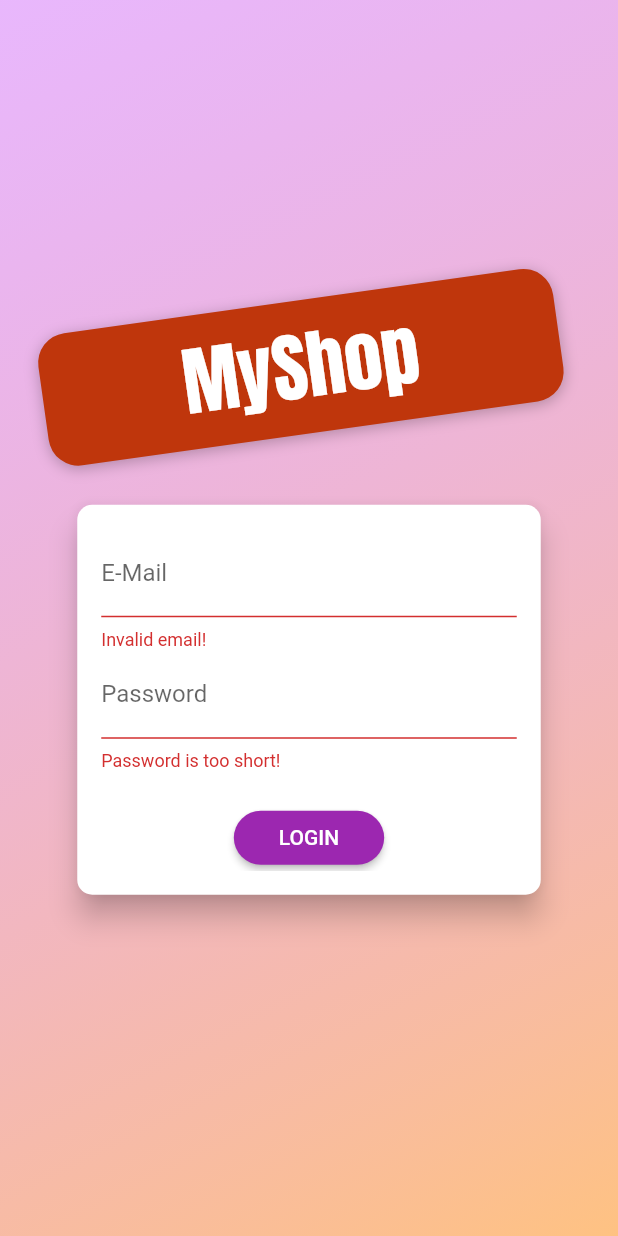
After one commit to Thavananthan/shop-app-flutter, a Flutter app: the screen it shows after launch, after a tap on "LOGIN", on a phone screen of 412 x 824 dp. The commit adds this screen. Run offline on Flutter 3.47's test engine with Material 2 defaults, Android fonts, the phone set to English and light mode, and no system bars; our stand-ins replace shared_preferences; network calls fail.

Commit message:
chnages commit login function

```diff
--- a/lib/main.dart
+++ b/lib/main.dart
@@ -1,13 +1,16 @@
 import 'package:flutter/material.dart';
 import 'package:provider/provider.dart';
+import 'package:shopapp/providers/auth.dart';
 import 'package:shopapp/providers/cart.dart';
 import 'package:shopapp/providers/orders.dart';
 import 'package:shopapp/providers/products.dart';
+import 'package:shopapp/screens/auth_screen.dart';
 import 'package:shopapp/screens/cart_screen.dart';
 import 'package:shopapp/screens/edit_product_screen.dart';
 import 'package:shopapp/screens/order_screen.dart';
 import 'package:shopapp/screens/product_detail_screen.dart';
 import 'package:shopapp/screens/products_overview_screen.dart';
+import 'package:shopapp/screens/splash_screen.dart';
 import 'package:shopapp/screens/user_product_screen.dart';
 
 void main() {
@@ -20,17 +23,25 @@
   Widget build(BuildContext context) {
     return MultiProvider(
       providers: [
-        ChangeNotifierProvider(
-          create: (ctx) => Products(),
+        ChangeNotifierProvider(create: (ctx) => Auth()),
+        ChangeNotifierProxyProvider<Auth, Products>(
+          create: (ctx) => Products('', '', []),
+          update: (ctx, auth, products) => Products(auth.token ?? '',
+              auth.userId ?? '', products == null ? [] : products.items),
         ),
         ChangeNotifierProvider(
           create: (ctx) => Cart(),
         ),
-        ChangeNotifierProvider(
-          create: (ctx) => Orders(),
-        )
+        ChangeNotifierProxyProvider<Auth, Orders>(
+          create: (ctx) => Orders('', '', []),
+          update: (ctx, auth, preverOrders) => Orders(
+              auth.token ?? '',
+              auth.userId ?? '',
+              preverOrders == null ? [] : preverOrders.orders),
+        ),
       ],
-      child: MaterialApp(
+      child: Consumer<Auth>(
+        builder: (ctx, auth, _) => MaterialApp(
           title: 'MyShop',
           theme: ThemeData(
             primarySwatch: Colors.purple,
@@ -42,7 +53,15 @@
                   ),
                 ),
           ),
-        home: ProductsOverviewScreen(),
+          home: auth.isAuth
+              ? ProductsOverviewScreen()
+              : FutureBuilder(
+                  future: auth.tryAutoLogin(),
+                  builder: (ctx, authResultSnapshot) =>
+                      authResultSnapshot.connectionState ==
+                              ConnectionState.waiting
+                          ? SplashScreen()
+                          : AuthScreen()),
           routes: {
             ProductDetailScreen.routeName: (ctx) => ProductDetailScreen(),
             CartScreen.routeName: (ctx) => CartScreen(),
@@ -51,6 +70,7 @@
             EditProductScreen.routeName: (ctx) => EditProductScreen(),
           },
         ),
+      ),
     );
   }
 }
--- /dev/null
+++ b/lib/providers/auth.dart
@@ -0,0 +1,124 @@
+import 'dart:convert';
+import 'dart:async';
+import 'package:flutter/widgets.dart';
+import 'package:http/http.dart' as http;
+import 'package:shared_preferences/shared_preferences.dart';
+import 'package:shopapp/models/http_exception.dart';
+
+class Auth with ChangeNotifier {
+  String? _token;
+  DateTime? _expriryDate;
+  String? _userId;
+  Timer? _authTimer;
+
+  bool get isAuth {
+    return token != null;
+  }
+
+  String? get token {
+    if (_expriryDate != null &&
+        _expriryDate!.isAfter(DateTime.now()) &&
+        _token != null) {
+      return _token;
+    }
+
+    return null;
+  }
+
+  String? get userId {
+    return _userId;
+  }
+
+  Future<void> _authenticate(
+      String email, String password, String urlSegment) async {
+    final url =
+        'https://identitytoolkit.googleapis.com/v1/accounts:$urlSegment?key=AIzaSyDDae0dnVvzYo4Bvh1c-sm1FMvM-guaZgY';
+
+    try {
+      final response = await http.post(
+        Uri.parse(url),
+        body: json.encode(
+          {'email': email, 'password': password, 'returnSecureToken': true},
+        ),
+      );
+
+      final responseData = json.decode(response.body);
+      if (responseData['error'] != null) {
+        throw HttpException(responseData['error']['message']);
+      }
+
+      _token = responseData['idToken'];
+      _userId = responseData['localId'];
+      _expriryDate = DateTime.now().add(
+        Duration(
+          seconds: int.parse(
+            responseData['expiresIn'],
+          ),
+        ),
+      );
+      _autoLogout();
+      notifyListeners();
+      final prefs = await SharedPreferences.getInstance();
+      final userData = json.encode(
+        {
+          'token': _token,
+          'userId': _userId,
+          'expiryDate': _expriryDate!.toIso8601String(),
+        },
+      );
+      prefs.setString('userData', userData);
+    } catch (error) {
+      throw error;
+    }
+  }
+
+  Future<void> signup(String email, String password) async {
+    return _authenticate(email, password, 'signUp');
+  }
+
+  Future<void> login(String email, String password) async {
+    return _authenticate(email, password, 'signInWithPassword');
+  }
+
+  Future<bool> tryAutoLogin() async {
+    final prefs = await SharedPreferences.getInstance();
+    if (!prefs.containsKey('userData')) {
+      return false;
+    }
+    final extractedUserData =
+        json.decode(prefs.getString('userData')!) as Map<String, dynamic>;
+    final expriyDate = DateTime.parse(extractedUserData['expiryDate']);
+
+    if (expriyDate.isBefore(DateTime.now())) {
+      return false;
+    }
+    _token = extractedUserData['token'];
+    _userId = extractedUserData['userId'];
+    _expriryDate = expriyDate;
+
+    notifyListeners();
+    _autoLogout();
+    return true;
+  }
+
+  Future<void> logout() async {
+    _token = null;
+    _userId = null;
+    _expriryDate = null;
+    if (_authTimer != null) {
+      _authTimer?.cancel();
+      _authTimer = null;
+    }
+    notifyListeners();
+    final prefs = await SharedPreferences.getInstance();
+    prefs.clear();
+  }
+
+  void _autoLogout() {
+    if (_authTimer != null) {
+      _authTimer?.cancel();
+    }
+    final timeToExpiry = _expriryDate?.difference(DateTime.now()).inSeconds;
+    _authTimer = Timer(Duration(seconds: timeToExpiry!), logout);
+  }
+}
--- a/lib/providers/orders.dart
+++ b/lib/providers/orders.dart
@@ -18,14 +18,18 @@
 
 class Orders with ChangeNotifier {
   List<OrderItem> _orders = [];
+  final String authToken;
+  final String userId;
 
   List<OrderItem> get orders {
     return [..._orders];
   }
 
+  Orders(this.authToken, this.userId, this._orders);
+
   Future<void> fetchAndSetOrders() async {
     final url = Uri.parse(
-        'https://fshop-ec974-default-rtdb.firebaseio.com/orders.json');
+        'https://fshop-ec974-default-rtdb.firebaseio.com/orders/$userId.json?auth=$authToken');
     final response = await http.get(url);
     final List<OrderItem> loadedOrders = [];
     final extractedData = json.decode(response.body) as Map<String, dynamic>;
@@ -54,7 +58,7 @@
 
   Future<void> addOrder(List<CartItem> cartProducts, double total) async {
     final url = Uri.parse(
-        'https://fshop-ec974-default-rtdb.firebaseio.com/orders.json');
+        'https://fshop-ec974-default-rtdb.firebaseio.com/orders.json?auth=$authToken');
 
     final timestamp = DateTime.now();
 
--- /dev/null
+++ b/lib/screens/auth_screen.dart
@@ -0,0 +1,275 @@
+import 'dart:math';
+
+import 'package:flutter/material.dart';
+import 'package:provider/provider.dart';
+import 'package:shopapp/models/http_exception.dart';
+
+import '../providers/auth.dart';
+
+enum AuthMode { Signup, Login }
+
+class AuthScreen extends StatelessWidget {
+  static const routeName = '/auth';
+
+  @override
+  Widget build(BuildContext context) {
+    final deviceSize = MediaQuery.of(context).size;
+    // final transformConfig = Matrix4.rotationZ(-8 * pi / 180);
+    // transformConfig.translate(-10.0);
+    return Scaffold(
+      // resizeToAvoidBottomInset: false,
+      body: Stack(
+        children: <Widget>[
+          Container(
+            decoration: BoxDecoration(
+              gradient: LinearGradient(
+                colors: [
+                  Color.fromRGBO(215, 117, 255, 1).withOpacity(0.5),
+                  Color.fromRGBO(255, 188, 117, 1).withOpacity(0.9),
+                ],
+                begin: Alignment.topLeft,
+                end: Alignment.bottomRight,
+                stops: [0, 1],
+              ),
+            ),
+          ),
+          SingleChildScrollView(
+            child: Container(
+              height: deviceSize.height,
+              width: deviceSize.width,
+              child: Column(
+                mainAxisAlignment: MainAxisAlignment.center,
+                crossAxisAlignment: CrossAxisAlignment.center,
+                children: <Widget>[
+                  Flexible(
+                    child: Container(
+                      margin: EdgeInsets.only(bottom: 20.0),
+                      padding:
+                          EdgeInsets.symmetric(vertical: 8.0, horizontal: 94.0),
+                      transform: Matrix4.rotationZ(-8 * pi / 180)
+                        ..translate(-10.0),
+                      // ..translate(-10.0),
+                      decoration: BoxDecoration(
+                        borderRadius: BorderRadius.circular(20),
+                        color: Colors.deepOrange.shade900,
+                        boxShadow: [
+                          BoxShadow(
+                            blurRadius: 8,
+                            color: Colors.black26,
+                            offset: Offset(0, 2),
+                          )
+                        ],
+                      ),
+                      child: Text(
+                        'MyShop',
+                        style: TextStyle(
+                          color: Theme.of(context)
+                              .primaryTextTheme
+                              .bodyText1
+                              ?.color,
+                          fontSize: 50,
+                          fontFamily: 'Anton',
+                          fontWeight: FontWeight.normal,
+                        ),
+                      ),
+                    ),
+                  ),
+                  Flexible(
+                    flex: deviceSize.width > 600 ? 2 : 1,
+                    child: AuthCard(),
+                  ),
+                ],
+              ),
+            ),
+          ),
+        ],
+      ),
+    );
+  }
+}
+
+class AuthCard extends StatefulWidget {
+  const AuthCard({
+    Key? key,
+  }) : super(key: key);
+
+  @override
+  _AuthCardState createState() => _AuthCardState();
+}
+
+class _AuthCardState extends State<AuthCard> {
+  final GlobalKey<FormState> _formKey = GlobalKey();
+  AuthMode _authMode = AuthMode.Login;
+  Map<String, String> _authData = {
+    'email': '',
+    'password': '',
+  };
+  var _isLoading = false;
+  final _passwordController = TextEditingController();
+
+  void _showErrorDialog(String message) {
+    showDialog(
+      context: context,
+      builder: (ctx) => AlertDialog(
+        title: Text('An Error Occurred!'),
+        content: Text(message),
+        actions: <Widget>[
+          FlatButton(
+            child: Text('Okay'),
+            onPressed: () {
+              Navigator.of(ctx).pop();
+            },
+          )
+        ],
+      ),
+    );
+  }
+
+  Future<void> _submit() async {
+    if (!_formKey.currentState!.validate()) {
+      // Invalid!
+      return;
+    }
+    _formKey.currentState!.save();
+    setState(() {
+      _isLoading = true;
+    });
+    try {
+      if (_authMode == AuthMode.Login) {
+        // Log user in
+        await Provider.of<Auth>(context, listen: false)
+            .login(_authData['email']!, _authData['password']!);
+      } else {
+        // Sign user up
+        await Provider.of<Auth>(context, listen: false)
+            .signup(_authData['email']!, _authData['password']!);
+      }
+    } on HttpException catch (error) {
+      var errorMessage = 'Authentication failed';
+      if (error.toString().contains('EMAIL_EXISTS')) {
+        errorMessage = 'This email address is already in use.';
+      } else if (error.toString().contains('INVALID_EMAIL')) {
+        errorMessage = 'This is not a valid email address';
+      } else if (error.toString().contains('WEAK_PASSWORD')) {
+        errorMessage = 'This password is too weak.';
+      } else if (error.toString().contains('EMAIL_NOT_FOUND')) {
+        errorMessage = 'Could not find a user with that email.';
+      } else if (error.toString().contains('INVALID_PASSWORD')) {
+        errorMessage = 'Invalid password.';
+      }
+      _showErrorDialog(errorMessage);
+    } catch (error) {
+      const errorMessage =
+          'Could not authenticate you. Please try again later.';
+      _showErrorDialog(errorMessage);
+    }
+    setState(() {
+      _isLoading = false;
+    });
+  }
+
+  void _switchAuthMode() {
+    if (_authMode == AuthMode.Login) {
+      setState(() {
+        _authMode = AuthMode.Signup;
+      });
+    } else {
+      setState(() {
+        _authMode = AuthMode.Login;
+      });
+    }
+  }
+
+  @override
+  Widget build(BuildContext context) {
+    final deviceSize = MediaQuery.of(context).size;
+    return Card(
+      shape: RoundedRectangleBorder(
+        borderRadius: BorderRadius.circular(10.0),
+      ),
+      elevation: 8.0,
+      child: Container(
+        height: _authMode == AuthMode.Signup ? 320 : 260,
+        constraints:
+            BoxConstraints(minHeight: _authMode == AuthMode.Signup ? 320 : 260),
+        width: deviceSize.width * 0.75,
+        padding: EdgeInsets.all(16.0),
+        child: Form(
+          key: _formKey,
+          child: SingleChildScrollView(
+            child: Column(
+              children: <Widget>[
+                TextFormField(
+                  decoration: InputDecoration(labelText: 'E-Mail'),
+                  keyboardType: TextInputType.emailAddress,
+                  validator: (value) {
+                    if (value!.isEmpty || !value!.contains('@')) {
+                      return 'Invalid email!';
+                    }
+                    return null;
+                    return null;
+                  },
+                  onSaved: (value) {
+                    _authData['email'] = value!;
+                  },
+                ),
+                TextFormField(
+                  decoration: InputDecoration(labelText: 'Password'),
+                  obscureText: true,
+                  controller: _passwordController,
+                  validator: (value) {
+                    if (value!.isEmpty || value!.length < 5) {
+                      return 'Password is too short!';
+                    }
+                  },
+                  onSaved: (value) {
+                    _authData['password'] = value!;
+                  },
+                ),
+                if (_authMode == AuthMode.Signup)
+                  TextFormField(
+                    enabled: _authMode == AuthMode.Signup,
+                    decoration: InputDecoration(labelText: 'Confirm Password'),
+                    obscureText: true,
+                    validator: _authMode == AuthMode.Signup
+                        ? (value) {
+                            if (value != _passwordController.text) {
+                              return 'Passwords do not match!';
+                            }
+                          }
+                        : null,
+                  ),
+                SizedBox(
+                  height: 20,
+                ),
+                if (_isLoading)
+                  CircularProgressIndicator()
+                else
+                  RaisedButton(
+                    child:
+                        Text(_authMode == AuthMode.Login ? 'LOGIN' : 'SIGN UP'),
+                    onPressed: _submit,
+                    shape: RoundedRectangleBorder(
+                      borderRadius: BorderRadius.circular(30),
+                    ),
+                    padding:
+                        EdgeInsets.symmetric(horizontal: 30.0, vertical: 8.0),
+                    color: Theme.of(context).primaryColor,
+                    textColor: Theme.of(context).primaryTextTheme.button?.color,
+                  ),
+                FlatButton(
+                  child: Text(
+                      '${_authMode == AuthMode.Login ? 'SIGNUP' : 'LOGIN'} INSTEAD'),
+                  onPressed: _switchAuthMode,
+                  padding: EdgeInsets.symmetric(horizontal: 30.0, vertical: 4),
+                  materialTapTargetSize: MaterialTapTargetSize.shrinkWrap,
+                  textColor: Theme.of(context).primaryColor,
+                ),
+              ],
+            ),
+          ),
+        ),
+      ),
+    );
+  }
+}
--- a/lib/screens/products_overview_screen.dart
+++ b/lib/screens/products_overview_screen.dart
@@ -15,6 +15,7 @@
 }
 
 class ProductsOverviewScreen extends StatefulWidget {
+  static const routeName = '/products-overview';
   @override
   State<ProductsOverviewScreen> createState() => _ProductsOverviewScreenState();
 }
--- /dev/null
+++ b/lib/screens/splash_screen.dart
@@ -0,0 +1,12 @@
+import 'package:flutter/material.dart';
+
+class SplashScreen extends StatelessWidget {
+  @override
+  Widget build(BuildContext context) {
+    return Scaffold(
+      body: Center(
+        child: Text('Loading...'),
+      ),
+    );
+  }
+}
--- a/lib/widgets/product_item.dart
+++ b/lib/widgets/product_item.dart
@@ -3,6 +3,8 @@
 import 'package:shopapp/providers/cart.dart';
 import 'package:shopapp/providers/product.dart';
 import 'package:shopapp/screens/product_detail_screen.dart';
+
+import '../providers/auth.dart';
 
 class ProductItem extends StatelessWidget {
   // final String? id;
@@ -14,6 +16,7 @@
   Widget build(BuildContext context) {
     final product = Provider.of<Product>(context, listen: false);
     final cart = Provider.of<Cart>(context, listen: false);
+    final authData = Provider.of<Auth>(context, listen: false);
 
     return ClipRRect(
       borderRadius: BorderRadius.circular(10),
@@ -32,7 +35,7 @@
               icon: Icon(
                   product.isFavorite ? Icons.favorite : Icons.favorite_border),
               onPressed: () {
-                product.toggleFavoriteStatus();
+                product.toggleFavoriteStatus(authData.token!, authData.userId!);
               },
               color: Theme.of(context).accentColor,
             ),
--- a/pubspec.yaml
+++ b/pubspec.yaml
@@ -39,6 +39,7 @@
   # The following adds the Cupertino Icons font to your application.
   # Use with the CupertinoIcons class for iOS style icons.
   cupertino_icons: ^1.0.2
+  shared_preferences: ^2.0.13
 
 dev_dependencies:
   flutter_test:
```
Also changed, not shown: lib/providers/product.dart (+6 -6 lines), lib/providers/products.dart (+26 -6 lines), lib/screens/user_product_screen.dart (+14 -3 lines), lib/widgets/app_drawer.dart (+13 -0 lines), pubspec.lock, 7 other files. Lines whose indentation alone changed are shown as unchanged.
